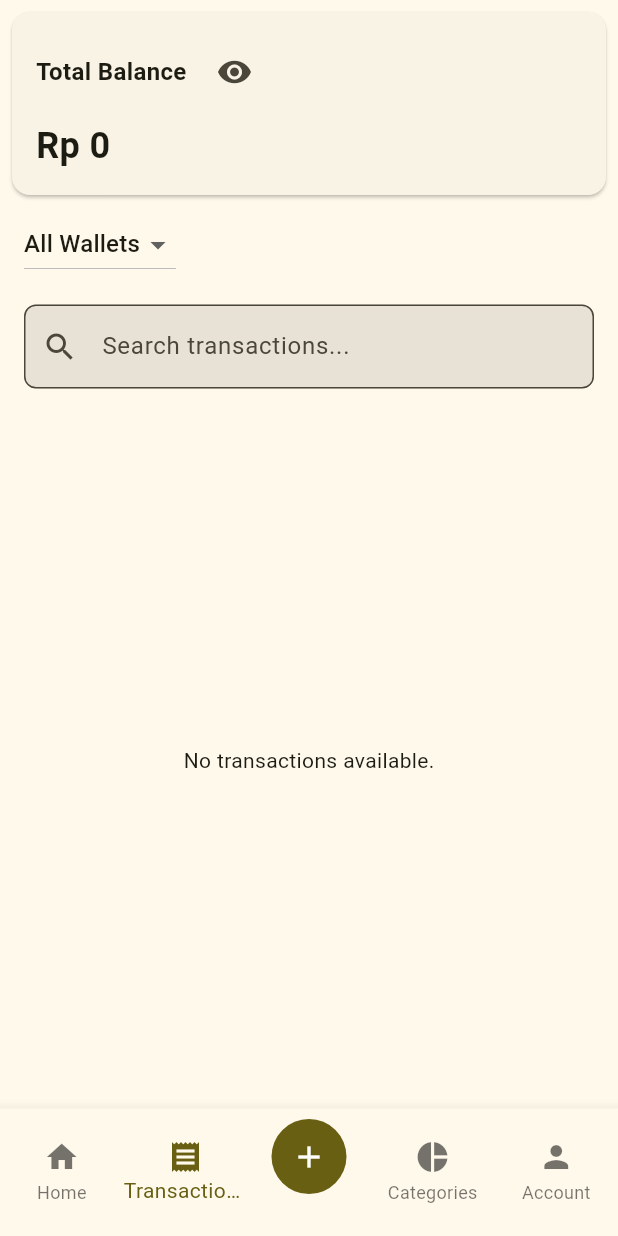
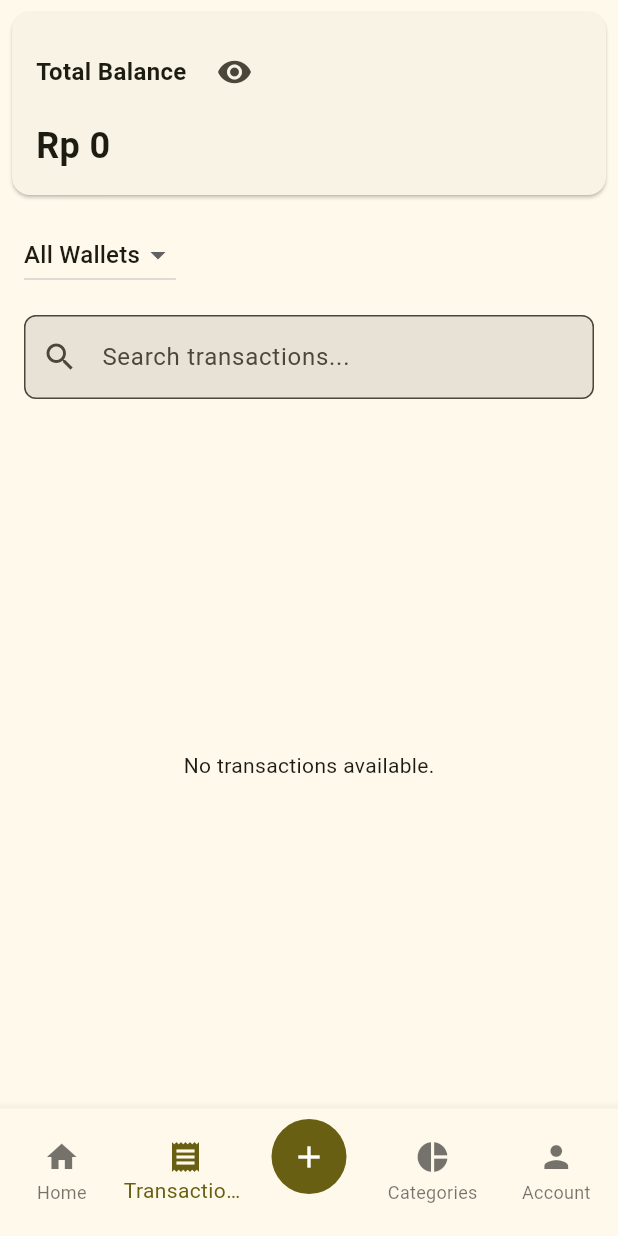
Before and after one commit to ridhoarmand/smartmoney, a Flutter app: the TransactionScreen screen opened by its route, on a phone screen of 412 x 824 dp. Run offline on Flutter 3.47's test engine with Material 3 defaults, Android fonts, the light colour scheme and no system bars; our stand-ins replace cloud_firestore, firebase_auth, firebase_core, firebase_storage, flex_color_scheme, flutter_riverpod and 4 more; missing offline and left inert: flutter_iconpicker; accounts and stored records are empty; generated files the repository leaves out were written again.

Commit message:
Pindah Card Balance di Transaction dari Appbar ke Body

```diff
--- a/lib/features/transaction/views/transaction_screen.dart
+++ b/lib/features/transaction/views/transaction_screen.dart
@@ -174,18 +174,9 @@ class _TransactionScreenState extends ConsumerState<TransactionScreen> {
     final transactionAsyncValue = ref.watch(transactionStreamProvider(uid));
 
     return Scaffold(
-      appBar: AppBar(
-        bottom: PreferredSize(
-          preferredSize: const Size.fromHeight(75),
-          child: Column(
-            children: [
-              _buildWalletBalance(uid),
-            ],
-          ),
-        ),
-      ),
       body: Column(
         children: [
+          _buildWalletBalance(uid),
           const SizedBox(height: 8),
           _buildWalletDropdown(uid),
           Padding(
```
